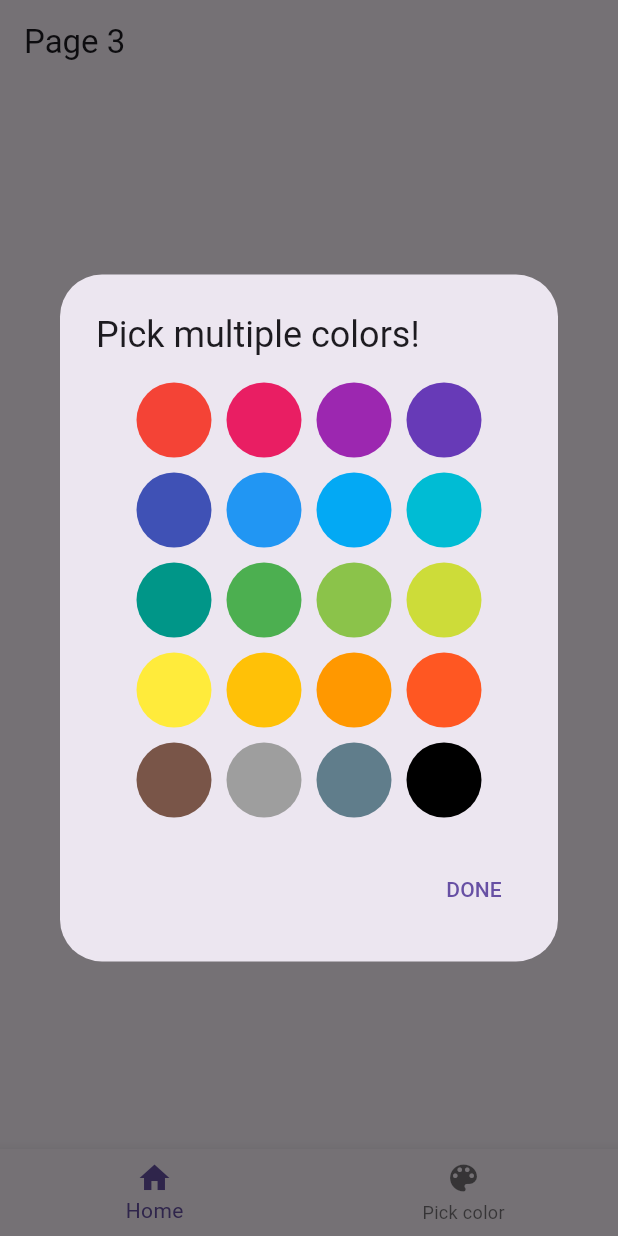
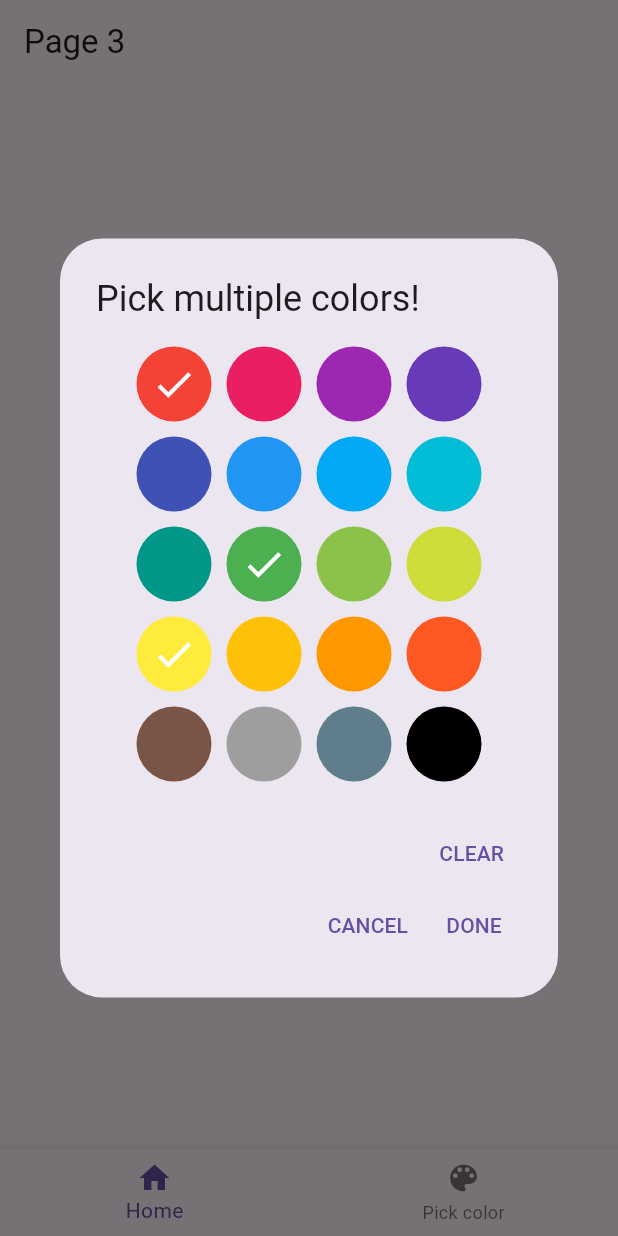
Before and after one commit to minhbao157/flutter_test_2, a Flutter app: the Page3 screen opened by its route, after a tap on "Pick Multiple Colors", on a phone screen of 412 x 824 dp. Run offline on Flutter 3.47's test engine with Material 3 defaults, Android fonts, the phone set to English and light mode, and no system bars; our stand-ins replace go_router.

Commit message:
done task 1

```diff
--- /dev/null
+++ b/devtools_options.yaml
@@ -0,0 +1,3 @@
+description: This file stores settings for Dart & Flutter DevTools.
+documentation: https://docs.flutter.dev/tools/devtools/extensions#configure-extension-enablement-states
+extensions:
--- a/lib/pages/page3.dart
+++ b/lib/pages/page3.dart
@@ -1,7 +1,5 @@
 import 'package:flutter/material.dart';
 import 'package:go_router/go_router.dart';
-import 'package:provider/provider.dart';
-import '../provider/color_provider.dart';
 import '../provider/multi_block_picker.dart';
 
 class Page3 extends StatefulWidget {
@@ -35,11 +33,43 @@ class _Page3State extends State<Page3> {
     Colors.black,
   ];
 
+  // Biến này sẽ chứa các màu được chọn trong suốt phiên làm việc
+  List<Color> selectedColors = [];
+
+  // Biến này để lưu tạm thời màu sắc đã chọn trong dialog
+  List<Color> tempSelectedColors = [];
+
   @override
   void initState() {
     super.initState();
-    // Reset lại màu đã chọn trong ColorProvider khi trang được tạo lại
-    Provider.of<ColorProvider>(context, listen: false).clearColors();
+    selectedColors = []; // Khởi tạo mảng màu sắc trống
+    tempSelectedColors = []; // Khởi tạo mảng màu sắc tạm thời
+  }
+
+  // Hàm để cập nhật màu sắc
+  void _updateSelectedColors(List<Color> newSelectedColors) {
+    setState(() {
+      selectedColors = newSelectedColors;
+    });
+  }
+
+  // Hàm để xóa tất cả màu đã chọn trong dialog
+  void _clearTempSelectedColors() {
+    setState(() {
+      tempSelectedColors.clear();
+    });
+  }
+
+  // Hàm để đồng bộ màu sắc trong tempSelectedColors với selectedColors
+  void _toggleColorInDialog(Color color) {
+    setState(() {
+      if (tempSelectedColors.contains(color)) {
+        tempSelectedColors.remove(color);
+      } else {
+        tempSelectedColors.add(color);
+      }
+      print('Current tempSelectedColors: $tempSelectedColors');
+    });
   }
 
   @override
@@ -52,26 +82,48 @@ class _Page3State extends State<Page3> {
           children: [
             ElevatedButton(
               onPressed: () {
+                setState(() {
+                  tempSelectedColors = List.from(selectedColors);
+                  if (tempSelectedColors.isEmpty) {
+                    tempSelectedColors.addAll([Colors.red, Colors.yellow, Colors.green]);
+                  }
+                });
+
                 showDialog(
                   context: context,
                   builder: (BuildContext context) {
                     return AlertDialog(
                       title: const Text('Pick multiple colors!'),
-                      content: Consumer<ColorProvider>(
-                        builder: (context, colorProvider, child) {
-                          return MultiBlockPicker(
+                      content: MultiBlockPicker(
                         availableColors: availableColors,
-                            selectedColors: colorProvider.selectedColors,
-                            onColorToggle: (color) {
-                              colorProvider.toggleColor(color);
-                            },
-                          );
-                        },
+                        selectedColors: tempSelectedColors,  // Truyền selectedColors vào đây
+                        onColorToggle: _toggleColorInDialog, // Cập nhật trạng thái màu trong dialog
                       ),
                       actions: [
+                        // Nút "Clear" nằm bên trái
                         TextButton(
-                          onPressed: () => context.pop(),
+                          onPressed: _clearTempSelectedColors, // Xóa tất cả màu đã chọn trong dialog
+                          child: const Text('CLEAR'),
+                        ),
+                        Row(
+                          mainAxisAlignment: MainAxisAlignment.end,
+                          children: [
+                            // Nút "Cancel" để hủy bỏ
+                            TextButton(
+                              onPressed: () {
+                                context.pop(); // Đóng hộp thoại mà không lưu
+                              },
+                              child: const Text('CANCEL'),
+                            ),
+                            // Nút "Done" để xác nhận
+                            TextButton(
+                              onPressed: () {
+                                _updateSelectedColors(tempSelectedColors); // Lưu lựa chọn
+                                context.pop(); // Đóng hộp thoại
+                              },
                               child: const Text('DONE'),
+                            ),
+                          ],
                         ),
                       ],
                     );
@@ -81,22 +133,23 @@ class _Page3State extends State<Page3> {
               child: const Text("Pick Multiple Colors"),
             ),
             const SizedBox(height: 20),
-            Consumer<ColorProvider>(
-              builder: (context, colorProvider, child) {
-                return Wrap(
+            // Hiển thị các màu đã chọn
+            Wrap(
               spacing: 10,
               runSpacing: 10,
-                  children: colorProvider.selectedColors.map((color) {
+              children: selectedColors.map((color) {
                 return GestureDetector(
-                      onLongPress: () => colorProvider.removeColor(color),
+                  onLongPress: () {
+                    setState(() {
+                      selectedColors.remove(color);
+                    });
+                  },
                   child: CircleAvatar(
                     backgroundColor: color,
                     radius: 30,
                   ),
                 );
               }).toList(),
-                );
-              },
             ),
           ],
         ),
--- /dev/null
+++ b/lib/provider/color_item.dart
@@ -0,0 +1,60 @@
+import 'package:flutter/material.dart';
+
+class ColorItem extends StatefulWidget {
+  final Color color;
+  final bool isSelected;
+  final ValueChanged<Color> onToggle;
+
+  const ColorItem({
+    Key? key,
+    required this.color,
+    required this.isSelected,
+    required this.onToggle,
+  }) : super(key: key);
+
+  @override
+  State<ColorItem> createState() => _ColorItemState();
+}
+
+class _ColorItemState extends State<ColorItem> {
+  late bool _isSelected;
+
+  @override
+  void initState() {
+    super.initState();
+    _isSelected = widget.isSelected;
+  }
+
+  void _toggleSelection() {
+    setState(() {
+      _isSelected = !_isSelected;
+    });
+    widget.onToggle(widget.color); // Gọi callback để thông báo trạng thái
+  }
+
+  @override
+  Widget build(BuildContext context) {
+    return GestureDetector(
+      onTap: _toggleSelection,
+      child: Stack(
+        alignment: Alignment.center,
+        children: [
+          Container(
+            width: 50,
+            height: 50,
+            decoration: BoxDecoration(
+              color: widget.color,
+              shape: BoxShape.circle,
+            ),
+          ),
+          if (_isSelected)
+            const Icon(
+              Icons.check,
+              color: Colors.white,
+              size: 30,
+            ),
+        ],
+      ),
+    );
+  }
+}
--- a/lib/provider/multi_block_picker.dart
+++ b/lib/provider/multi_block_picker.dart
@@ -1,4 +1,5 @@
 import 'package:flutter/material.dart';
+import 'color_item.dart'; // Đường dẫn tới ColorItem
 
 class MultiBlockPicker extends StatelessWidget {
   final List<Color> availableColors;
@@ -19,28 +20,10 @@ class MultiBlockPicker extends StatelessWidget {
       spacing: 10,
       runSpacing: 10,
       children: availableColors.map((color) {
-        final isSelected = selectedColors.contains(color);
-        return GestureDetector(
-          onTap: () => onColorToggle(color),
-          child: Stack(
-            alignment: Alignment.center,
-            children: [
-              Container(
-                width: 50,
-                height: 50,
-                decoration: BoxDecoration(
-                  color: color,
-                  shape: BoxShape.circle,
-                ),
-              ),
-              if (isSelected)
-                const Icon(
-                  Icons.check,
-                  color: Colors.black,
-                  size: 30,
-                ),
-            ],
-          ),
+        return ColorItem(
+          color: color,
+          isSelected: selectedColors.contains(color),
+          onToggle: onColorToggle,
         );
       }).toList(),
     );
```
Also changed, not shown: lib/provider/color_provider.dart (+10 -1 lines), pubspec.lock. Lines whose indentation alone changed are shown as unchanged.
